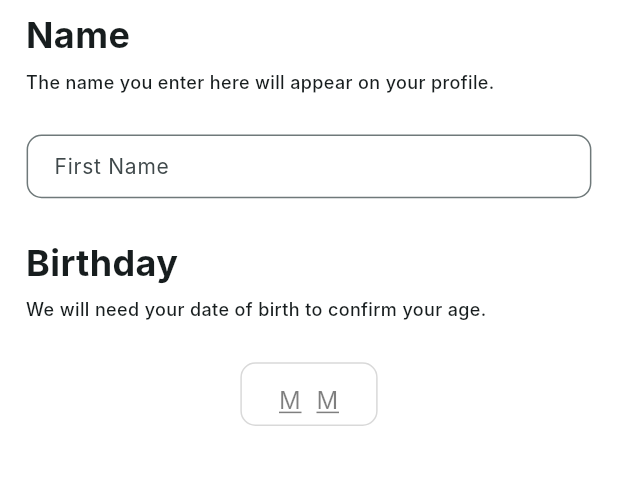
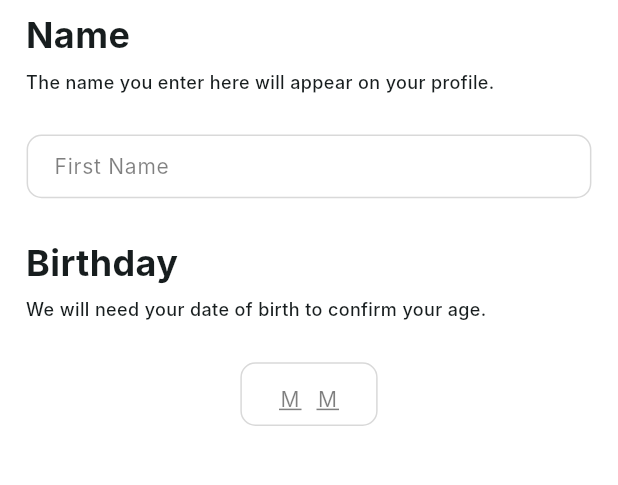
Before and after one commit to eUnity-Development/eUnity-app, a Flutter app: the NameDOBGender screen opened directly, on a phone screen of 412 x 824 dp, the part 75-560 px from its top. Run offline on Flutter 3.47's test engine with Material 3 defaults, Android fonts, the phone set to English and light mode, and no system bars; our stand-ins replace cookie_jar, curved_navigation_bar, dio, dio_cookie_manager, dotted_border, equatable and 5 more; Roboto replaces fonts that are missing (Inter); project files that could hold a hidden picture were left out.

Commit message:
Font size/colors closer to figma

```diff
--- a/frontend/lib/views/NameDOBGender.dart
+++ b/frontend/lib/views/NameDOBGender.dart
@@ -1,6 +1,7 @@
 import 'package:eunity/classes/DesignVariables.dart';
 import 'package:eunity/widgets/TopBars/PushedScreenTopBar.dart';
 import 'package:flutter/material.dart';
+import 'package:flutter/widgets.dart';
 
 class NameDOBGender extends StatefulWidget {
   const NameDOBGender({super.key});
@@ -83,8 +84,9 @@ class _NameDOBGender extends State<NameDOBGender> {
                     horizontal: 15 * DesignVariables.widthConversion
                   ),
                   labelText: 'First Name',
-                  labelStyle: const TextStyle(
+                  labelStyle: TextStyle(
                     fontSize: 14,
+                    color: Colors.black.withOpacity(0.5),
                   ),
                   border: OutlineInputBorder(
                     borderRadius: BorderRadius.circular(10),
@@ -93,7 +95,15 @@ class _NameDOBGender extends State<NameDOBGender> {
                     ),
                   ),
 
-                    focusedBorder: OutlineInputBorder(
+                  enabledBorder: OutlineInputBorder(
+                    borderRadius: BorderRadius.circular(10),
+                    borderSide: BorderSide(
+                      color: DesignVariables.greyLines,
+                      width: 1,
+                    ),
+                  ),
+
+                  focusedBorder: OutlineInputBorder(
                     borderRadius: BorderRadius.circular(10),
                     borderSide: BorderSide(
                       color: DesignVariables.greyLines,
@@ -154,13 +164,14 @@ class _NameDOBGender extends State<NameDOBGender> {
                         child: Stack(
                           children: [
                             TextField(
-
+                              style: const TextStyle(fontSize: 14),
                               maxLength: 1,
                               controller: _monthOneController,
                               decoration: InputDecoration(
-                                contentPadding: EdgeInsets.only(bottom: 0),
+                                contentPadding: const EdgeInsets.only(bottom: 2),
                                 hintText: 'M',
                                 hintStyle: TextStyle(color: Colors.black.withOpacity(0.5)),
+
                                 border: InputBorder.none,
                               ),
                               textAlignVertical: TextAlignVertical.center,
@@ -169,7 +180,7 @@ class _NameDOBGender extends State<NameDOBGender> {
                             Positioned(
                               left: 0,
                               right: 0,
-                              bottom: 0,
+                              bottom: 2,
                               child: Divider(
                                 color: Colors.black.withOpacity(0.5)
                               ),
@@ -186,13 +197,14 @@ class _NameDOBGender extends State<NameDOBGender> {
                         child: Stack(
                           children: [
                             TextField(
-
+                              style: const TextStyle(fontSize: 14),
                               maxLength: 1,
-                              controller: _monthTwoController,
+                              controller: _monthOneController,
                               decoration: InputDecoration(
-                                contentPadding: EdgeInsets.only(bottom: 0),
+                                contentPadding: const EdgeInsets.only(bottom: 2),
                                 hintText: 'M',
                                 hintStyle: TextStyle(color: Colors.black.withOpacity(0.5)),
+
                                 border: InputBorder.none,
                               ),
                               textAlignVertical: TextAlignVertical.center,
@@ -201,7 +213,7 @@ class _NameDOBGender extends State<NameDOBGender> {
                             Positioned(
                               left: 0,
                               right: 0,
-                              bottom: 0,
+                              bottom: 2,
                               child: Divider(
                                 color: Colors.black.withOpacity(0.5)
                               ),
```
